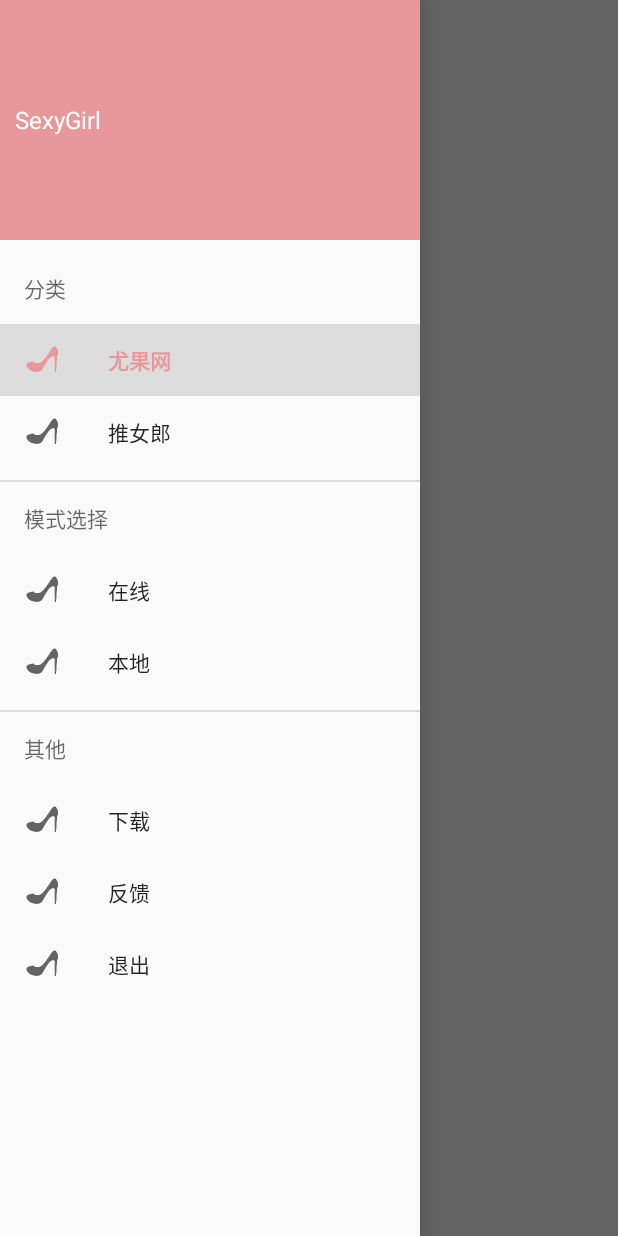
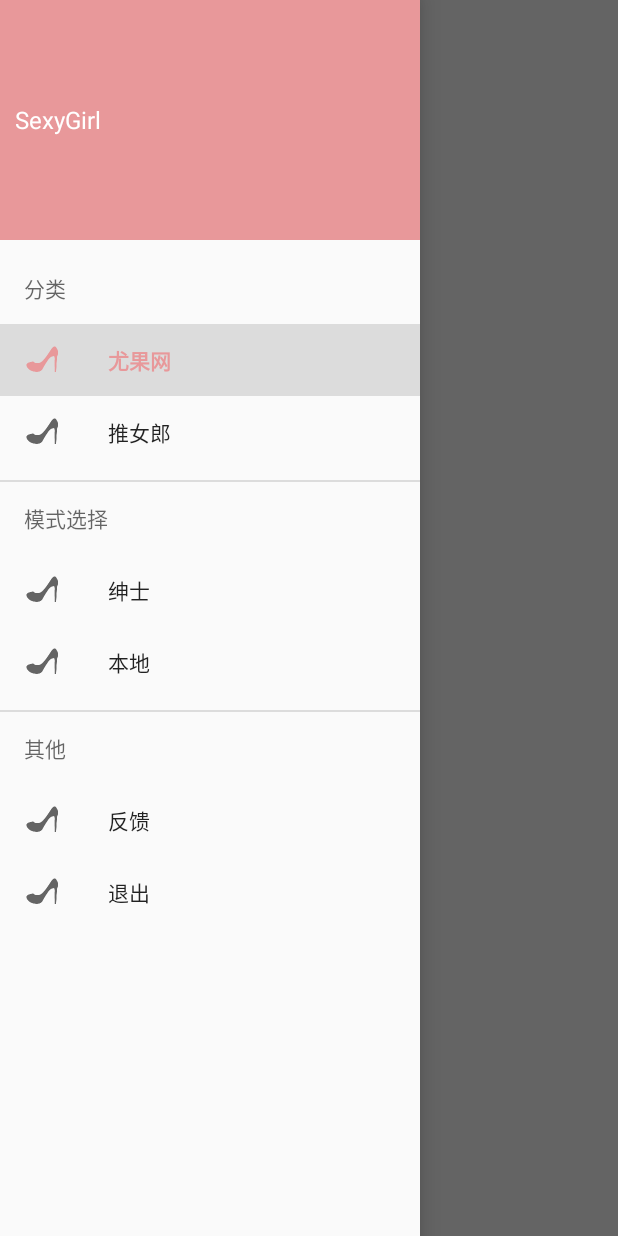
Before and after one commit to lord19871207/SexyGirl, an Android app: the screen it shows after launch (MainActivity), with the side drawer open, on a phone screen of 412 x 824 dp. Run offline under Robolectric (Android 15) with nearby library versions, the phone set to English and light mode, and no system bars; libraries missing offline, so code that uses them is left out: com.alibaba.fastjson, com.loopj.android, com.nostra13.universalimageloader, com.tencent.open, com.tencent.tauth and 2 more; 7 statements that could not run were skipped.

Commit message:
1:优化->意见反馈方便在网站上查看; 2:增加->绅士模式，方便下载; 3:优化->相册自动适应宽度; 4:优化->相册本地缓存，切换fragment全部回收内存;

```diff
--- a/app/src/main/java/com/vgaw/sexygirl/Utils/FileUtil.java
+++ b/app/src/main/java/com/vgaw/sexygirl/Utils/FileUtil.java
@@ -28,6 +28,11 @@ public class FileUtil {
             return true;
         }
         return false;
+    }
+
+    public static File getCacheFile(){
+        return new File(Environment.getExternalStoragePublicDirectory(Environment.DIRECTORY_DOWNLOADS).getAbsolutePath()
+                + File.separator + "SexyGirl_Cache");
     }
 
     public static File getPicFile(int category, String albumName, String picName){
--- a/app/src/main/java/com/vgaw/sexygirl/Utils/ImageUtil.java
+++ b/app/src/main/java/com/vgaw/sexygirl/Utils/ImageUtil.java
@@ -1,11 +1,16 @@
 package com.vgaw.sexygirl.Utils;
 
 import android.content.Context;
+import android.graphics.Bitmap;
+import android.os.Handler;
 
+import com.nostra13.universalimageloader.cache.disc.impl.UnlimitedDiskCache;
 import com.nostra13.universalimageloader.core.DisplayImageOptions;
 import com.nostra13.universalimageloader.core.ImageLoader;
 import com.nostra13.universalimageloader.core.ImageLoaderConfiguration;
 import com.nostra13.universalimageloader.core.assist.ImageScaleType;
+import com.nostra13.universalimageloader.core.display.SimpleBitmapDisplayer;
+import com.vgaw.sexygirl.R;
 
 /**
  * from : Volodymyr
@@ -15,12 +20,27 @@ import com.nostra13.universalimageloader.core.assist.ImageScaleType;
 public class ImageUtil {
     public static void init(Context context) {
         DisplayImageOptions options = new DisplayImageOptions.Builder()
+                .showImageForEmptyUri(R.mipmap.pic_mask)
                 .cacheInMemory(false)
                 .build();
         ImageLoaderConfiguration config = new ImageLoaderConfiguration.Builder(context)
                 .defaultDisplayImageOptions(options)
                 .denyCacheImageMultipleSizesInMemory()
+                .diskCache(new UnlimitedDiskCache(FileUtil.getCacheFile()))
                 .build();
         ImageLoader.getInstance().init(config);
     }
+
+    public static DisplayImageOptions getAblumOptions(){
+        DisplayImageOptions options = new DisplayImageOptions.Builder()
+                //.showImageForEmptyUri(R.drawable.ic_empty) // resource or drawable
+                .cacheInMemory(false) // default
+                .cacheOnDisk(true) // default
+                //.preProcessor()
+                //.postProcessor()
+                //.decodingOptions()
+                //.displayer(new SimpleBitmapDisplayer()) // default
+                .build();
+        return options;
+    }
 }
--- a/app/src/main/java/com/vgaw/sexygirl/fragment/OneFragment.java
+++ b/app/src/main/java/com/vgaw/sexygirl/fragment/OneFragment.java
@@ -55,8 +55,7 @@ public class OneFragment extends Fragment {
         initRefreshView(getView());
 
         gv = (GridView) getView().findViewById(R.id.gv);
-        // TODO: 2016/6/29 适应屏幕
-        gv.setNumColumns(2);
+        gv.setNumColumns(GridView.AUTO_FIT);
         gv.setOnItemClickListener(new AdapterView.OnItemClickListener() {
             @Override
             public void onItemClick(AdapterView<?> parent, View view, int position, long id) {
--- a/app/src/main/java/com/vgaw/sexygirl/holder/TwoHolder.java
+++ b/app/src/main/java/com/vgaw/sexygirl/holder/TwoHolder.java
@@ -15,6 +15,7 @@ import com.nostra13.universalimageloader.core.ImageLoader;
 import com.nostra13.universalimageloader.core.assist.ImageSize;
 import com.vgaw.sexygirl.R;
 import com.vgaw.sexygirl.Utils.DensityUtil;
+import com.vgaw.sexygirl.Utils.PreferenceUtil;
 import com.vgaw.sexygirl.adapter.EasyHolder;
 import com.vgaw.sexygirl.bean.UGirlTwoBean;
 
@@ -43,12 +44,16 @@ public class TwoHolder extends EasyHolder{
 
     @Override
     public void refreshView(Object item) {
+        if (PreferenceUtil.isPicMask()){
+            iv_head_item.setImageResource(R.mipmap.pic_mask);
+        }else {
             UGirlTwoBean bean = (UGirlTwoBean) item;
             ImageLoader.getInstance().displayImage(bean.getUrl(), iv_head_item, new ImageSize(DensityUtil.getScreenWidth(context), DensityUtil.getScreenWidth(context)));
             int status = bean.getStatus();
             if (status == UGirlTwoBean.STATUS_READY){
                 animate();
                 bean.setStatus(UGirlTwoBean.STATUS_DONE);
+            }
         }
     }
 
--- a/app/src/main/res/layout/fragment_one.xml
+++ b/app/src/main/res/layout/fragment_one.xml
@@ -12,6 +12,7 @@
         <com.vgaw.sexygirl.ui.loadmore.GridViewWithHeaderAndFooter
             android:id="@+id/gv"
             android:layout_width="match_parent"
-            android:layout_height="match_parent"></com.vgaw.sexygirl.ui.loadmore.GridViewWithHeaderAndFooter>
+            android:layout_height="match_parent"
+            android:columnWidth="170dp"></com.vgaw.sexygirl.ui.loadmore.GridViewWithHeaderAndFooter>
     </com.vgaw.sexygirl.ui.loadmore.LoadMoreGridViewContainer>
 </LinearLayout>
--- a/app/src/main/res/menu/activity_main_drawer.xml
+++ b/app/src/main/res/menu/activity_main_drawer.xml
@@ -20,9 +20,9 @@
         <menu>
             <group android:checkableBehavior="single">
                 <item
-                    android:id="@+id/nav_online"
+                    android:id="@+id/nav_gentleman"
                     android:icon="@mipmap/ic_launcher"
-                    android:title="在线" />
+                    android:title="绅士" />
                 <item
                     android:id="@+id/nav_local"
                     android:icon="@mipmap/ic_launcher"
@@ -35,10 +35,6 @@
         <menu>
             <group android:checkableBehavior="single">
                 <item
-                    android:id="@+id/nav_download"
-                    android:icon="@mipmap/ic_launcher"
-                    android:title="下载" />
-                <item
                     android:id="@+id/nav_feedback"
                     android:icon="@mipmap/ic_launcher"
                     android:title="反馈" />
```
Also changed, not shown: app/src/main/java/com/vgaw/sexygirl/BugHD.java (+2 -7 lines), app/src/main/java/com/vgaw/sexygirl/Utils/PreferenceUtil.java (+8 -0 lines), app/src/main/java/com/vgaw/sexygirl/activity/MainActivity.java (+13 -16 lines), app/src/main/java/com/vgaw/sexygirl/holder/OneHolder.java (+6 -1 lines), app/src/main/res/layout/item_one.xml (+12 -9 lines), app/src/main/res/mipmap-xxhdpi/pic_mask.jpg (added). Lines whose indentation alone changed are shown as unchanged.
